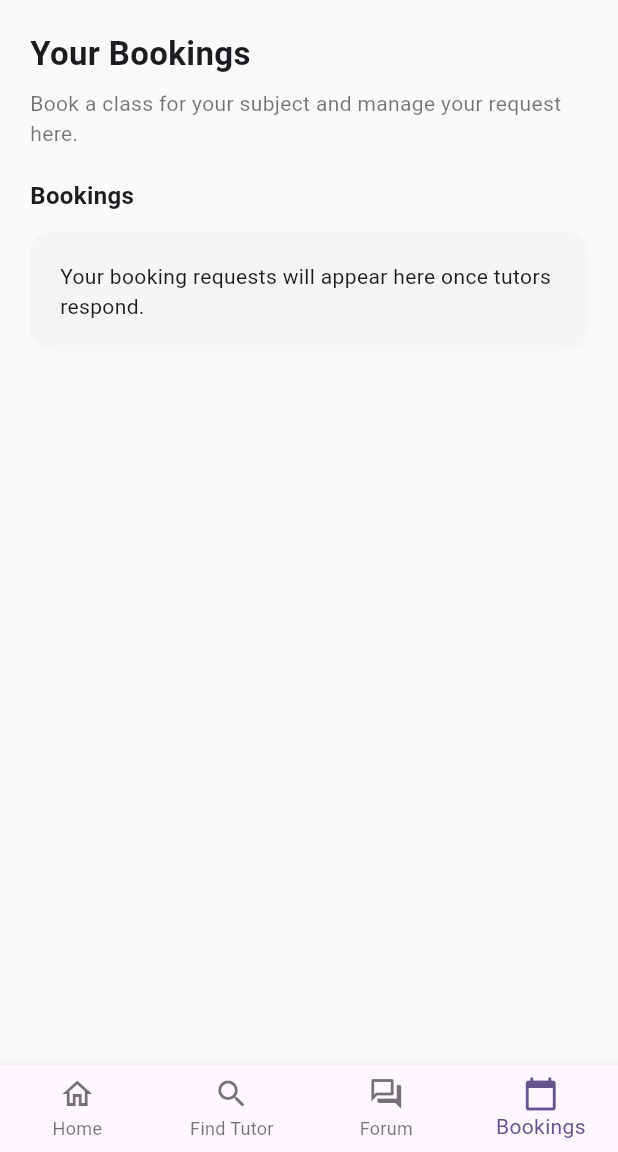
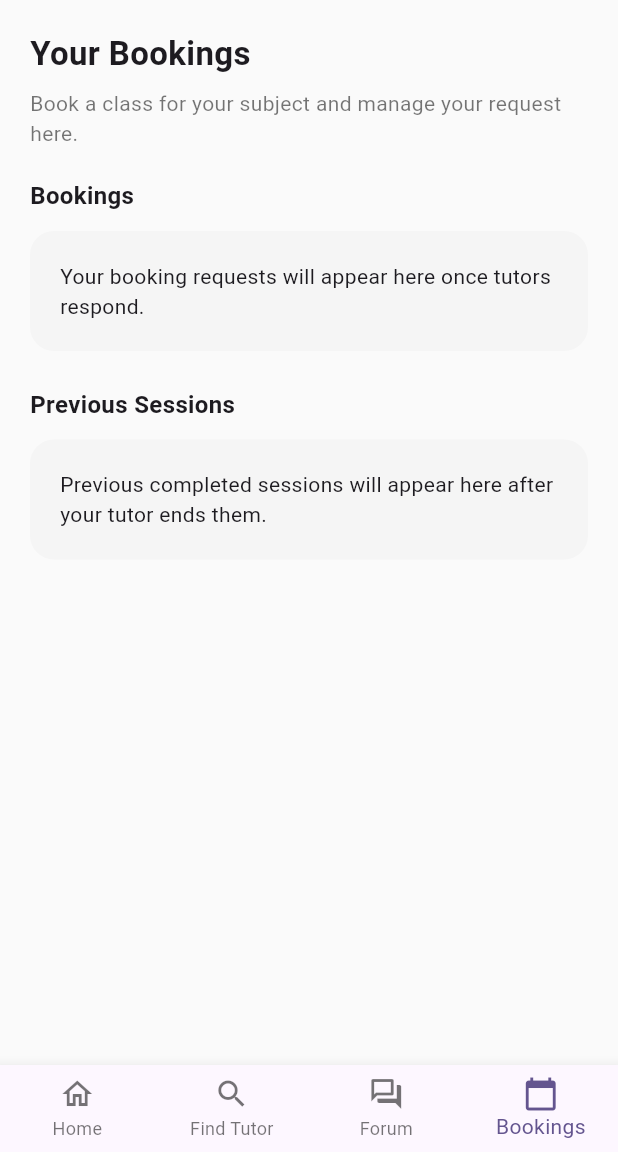
Before and after one commit to aimanazhad/uitm_student_tutor, a Flutter app: the StudentDashboard screen opened by its route, item 4 of the bottom bar chosen, on a phone screen of 412 x 824 dp, the part 84-1236 px from its top. Run offline on Flutter 3.47's test engine with Material 3 defaults, Android fonts, the phone set to English and light mode, and no system bars; our stand-ins replace cloud_firestore, firebase_auth, firebase_core; accounts and stored records are empty.

Commit message:
tutor and student dashboard

```diff
--- a/lib/pages/student_dashboard.dart
+++ b/lib/pages/student_dashboard.dart
@@ -308,7 +308,13 @@ class _StudentDashboardState extends State<StudentDashboard> {
                     tutorName: _nextBooking!.tutorName,
                     subject: _nextBooking!.subject,
                     date: _nextBooking!.dateLabel,
-                    status: _nextBooking!.status == 'pending' ? 'Pending' : 'Confirmed',
+                    status: _nextBooking!.status == 'pending'
+                        ? 'Pending'
+                        : _nextBooking!.status == 'confirmed'
+                            ? 'Confirmed'
+                            : _nextBooking!.status == 'completed'
+                                ? 'Completed'
+                                : _nextBooking!.status[0].toUpperCase() + _nextBooking!.status.substring(1),
                     avatar: _nextBooking!.avatar,
                   ),
                 ],
@@ -485,14 +491,26 @@ class _StudentDashboardState extends State<StudentDashboard> {
           ),
           Container(
             decoration: BoxDecoration(
-              color: Colors.green.withValues(alpha: 0.1),
+              color: status.toLowerCase() == 'confirmed'
+                  ? Colors.green.withValues(alpha: 0.1)
+                  : status.toLowerCase() == 'completed'
+                      ? Colors.blue.withValues(alpha: 0.1)
+                      : status.toLowerCase() == 'pending'
+                          ? Colors.orange.withValues(alpha: 0.1)
+                          : Colors.grey.withValues(alpha: 0.1),
               borderRadius: BorderRadius.circular(20),
             ),
             padding: const EdgeInsets.symmetric(horizontal: 12, vertical: 6),
             child: Text(
               status,
-              style: const TextStyle(
-                color: Colors.green,
+              style: TextStyle(
+                color: status.toLowerCase() == 'confirmed'
+                    ? Colors.green
+                    : status.toLowerCase() == 'completed'
+                        ? Colors.blue
+                        : status.toLowerCase() == 'pending'
+                            ? Colors.orange
+                            : Colors.grey,
                 fontSize: 12,
                 fontWeight: FontWeight.w600,
               ),
@@ -619,6 +637,9 @@ class _StudentDashboardState extends State<StudentDashboard> {
   }
 
   Widget _buildBookingsTab() {
+    final activeBookings = _bookingHistory.where((booking) => booking.status != 'completed').toList();
+    final previousSessions = _bookingHistory.where((booking) => booking.status == 'completed').toList();
+
     return Padding(
       padding: const EdgeInsets.all(20),
       child: Column(
@@ -639,7 +660,7 @@ class _StudentDashboardState extends State<StudentDashboard> {
             style: TextStyle(fontSize: 16, fontWeight: FontWeight.bold),
           ),
           const SizedBox(height: 12),
-          if (_bookingHistory.isEmpty)
+          if (activeBookings.isEmpty)
             Container(
               width: double.infinity,
               padding: const EdgeInsets.all(20),
@@ -651,7 +672,27 @@ class _StudentDashboardState extends State<StudentDashboard> {
             )
           else
             Column(
-              children: _bookingHistory.map(_buildBookingCard).toList(),
+              children: activeBookings.map(_buildBookingCard).toList(),
+            ),
+          const SizedBox(height: 24),
+          const Text(
+            'Previous Sessions',
+            style: TextStyle(fontSize: 16, fontWeight: FontWeight.bold),
+          ),
+          const SizedBox(height: 12),
+          if (previousSessions.isEmpty)
+            Container(
+              width: double.infinity,
+              padding: const EdgeInsets.all(20),
+              decoration: BoxDecoration(
+                color: Colors.grey[100],
+                borderRadius: BorderRadius.circular(16),
+              ),
+              child: const Text('Previous completed sessions will appear here after your tutor ends them.'),
+            )
+          else
+            Column(
+              children: previousSessions.map(_buildBookingCard).toList(),
             ),
         ],
       ),
@@ -662,9 +703,11 @@ class _StudentDashboardState extends State<StudentDashboard> {
     final statusLabel = booking.status[0].toUpperCase() + booking.status.substring(1);
     final statusColor = booking.status == 'confirmed'
         ? Colors.green
-        : booking.status == 'rejected'
-            ? Colors.red
-            : Colors.orange;
+        : booking.status == 'completed'
+            ? Colors.blue
+            : booking.status == 'rejected'
+                ? Colors.red
+                : Colors.orange;
 
     return Container(
       width: double.infinity,
@@ -681,7 +724,7 @@ class _StudentDashboardState extends State<StudentDashboard> {
             width: 48,
             height: 48,
             decoration: BoxDecoration(
-              color: Colors.blue.withOpacity(0.1),
+              color: Colors.blue.withValues(alpha: 0.1),
               shape: BoxShape.circle,
             ),
             child: Center(
```
Also changed, not shown: lib/pages/tutor_dashboard.dart (+71 -4 lines).
